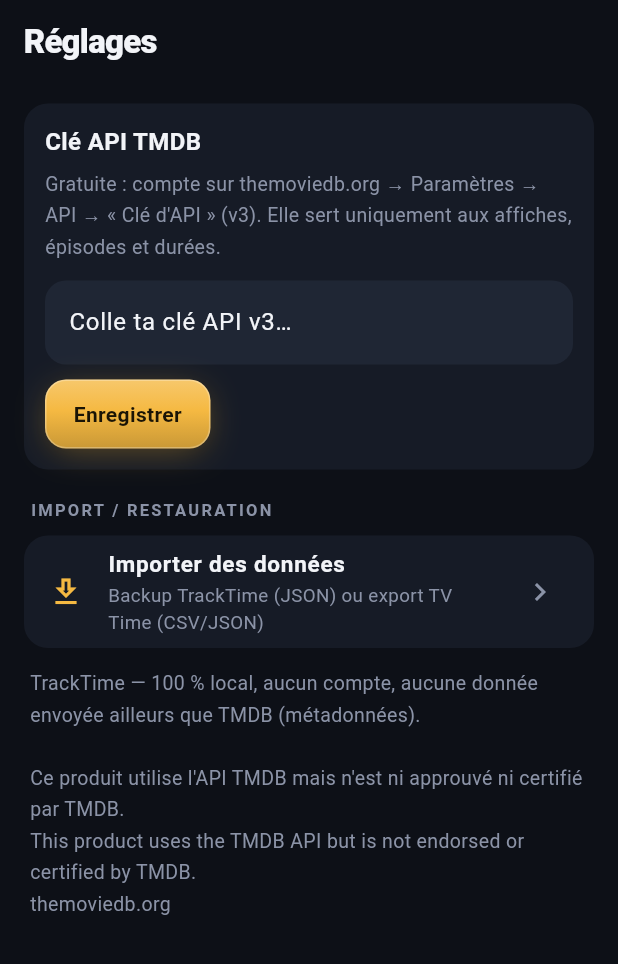
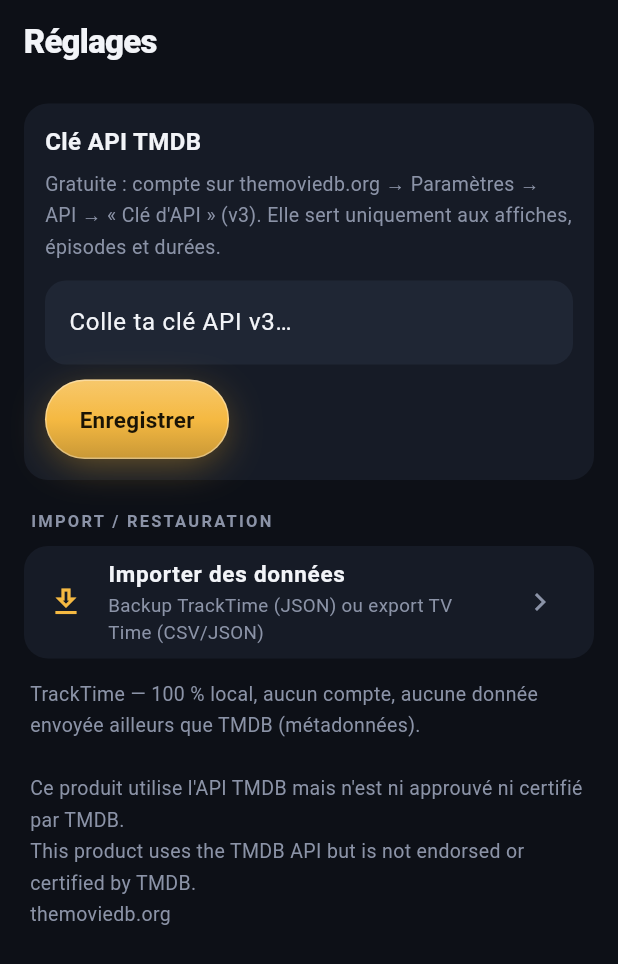
Before and after one commit to tom06700/tracktime, a Flutter app: the SettingsScreen screen opened by its route, on a phone screen of 412 x 824 dp. Shown: the top 964 px of the screen. Run offline on Flutter 3.47's test engine with Material 3 defaults, Android fonts, the phone set to English and light mode, and no system bars; our stand-ins replace drift, drift_flutter, file_picker, flutter_riverpod, flutter_sticky_header, go_router and 2 more; accounts and stored records are empty; generated files the repository leaves out were written again.

Commit message:
Boutons modernisés + correctif navigation épisode
- Boutons refaits en capsules (pilule) : ProminentGlassButton avec dégradé
  ambre vertical, reflet spéculaire et halo coloré ; GlassButton en capsule
  translucide nette ; flèches précédent/suivant en pilules
- Bug corrigé : changer d'épisode via les flèches (context.replace réutilise
  l'état) ne rechargeait pas le contenu → didUpdateWidget relance le
  chargement quand l'épisode change
- Build web /flutter/ régénéré

```diff
--- a/app/lib/widgets/glass.dart
+++ b/app/lib/widgets/glass.dart
@@ -250,11 +250,21 @@ class _GlassButtonState extends State<GlassButton> {
       onTap: widget.onPressed,
       child: Opacity(
         opacity: enabled ? 1 : 0.45,
-        child: GlassSurface(
-          borderRadius: 14,
-          blurSigma: 10,
-          tintOpacity: 0.16,
-          padding: const EdgeInsets.symmetric(horizontal: 18, vertical: 12),
+        child: Container(
+          padding: const EdgeInsets.symmetric(horizontal: 22, vertical: 14),
+          decoration: BoxDecoration(
+            // Capsule translucide claire, liseré net, léger relief.
+            borderRadius: BorderRadius.circular(100),
+            gradient: LinearGradient(
+              begin: Alignment.topCenter,
+              end: Alignment.bottomCenter,
+              colors: [
+                Colors.white.withValues(alpha: 0.14),
+                Colors.white.withValues(alpha: 0.06),
+              ],
+            ),
+            border: Border.all(color: Colors.white.withValues(alpha: 0.16)),
+          ),
           child: _ButtonLabel(
               icon: widget.icon, color: TtColors.text, child: widget.child),
         ),
@@ -302,34 +312,41 @@ class _ProminentGlassButtonState extends State<ProminentGlassButton> {
       onTap: widget.onPressed,
       child: Opacity(
         opacity: enabled ? 1 : 0.5,
-        child: Container(
-          padding: const EdgeInsets.symmetric(horizontal: 18, vertical: 12),
+        child: DecoratedBox(
+          // Halo coloré diffus derrière la capsule.
           decoration: BoxDecoration(
-            borderRadius: BorderRadius.circular(14),
-            gradient: LinearGradient(
-              begin: Alignment.topCenter,
-              end: Alignment.bottomCenter,
-              colors: [top, tint, bottom],
-              stops: const [0.0, 0.45, 1.0],
-            ),
-            border: Border.all(
-                color: Colors.white.withValues(alpha: 0.28), width: 1),
+            borderRadius: BorderRadius.circular(100),
             boxShadow: [
               BoxShadow(
-                color: Colors.black.withValues(alpha: 0.30),
-                blurRadius: 12,
-                offset: const Offset(0, 5),
+                color: Colors.black.withValues(alpha: 0.28),
+                blurRadius: 14,
+                offset: const Offset(0, 6),
               ),
               BoxShadow(
-                color: tint.withValues(alpha: _down ? 0.20 : 0.38),
-                blurRadius: 18,
-                spreadRadius: -3,
-                offset: const Offset(0, 4),
+                color: tint.withValues(alpha: _down ? 0.22 : 0.45),
+                blurRadius: 22,
+                spreadRadius: -4,
+                offset: const Offset(0, 6),
               ),
             ],
           ),
-          child:
-              _ButtonLabel(icon: widget.icon, color: onTint, child: widget.child),
+          child: Container(
+            padding: const EdgeInsets.symmetric(horizontal: 22, vertical: 15),
+            decoration: BoxDecoration(
+              // Capsule bombée : dégradé vertical + reflet spéculaire en haut.
+              borderRadius: BorderRadius.circular(100),
+              gradient: LinearGradient(
+                begin: Alignment.topCenter,
+                end: Alignment.bottomCenter,
+                colors: [top, tint, bottom],
+                stops: const [0.0, 0.5, 1.0],
+              ),
+              border: Border.all(
+                  color: Colors.white.withValues(alpha: 0.35), width: 1),
+            ),
+            child: _ButtonLabel(
+                icon: widget.icon, color: onTint, child: widget.child),
+          ),
         ),
       ),
     );
@@ -346,14 +363,18 @@ class _ButtonLabel extends StatelessWidget {
   @override
   Widget build(BuildContext context) {
     final text = DefaultTextStyle.merge(
-      style: TextStyle(fontSize: 14, fontWeight: FontWeight.w700, color: color),
+      style: TextStyle(
+          fontSize: 15,
+          fontWeight: FontWeight.w700,
+          letterSpacing: 0.2,
+          color: color),
       child: child,
     );
     if (icon == null) return Center(widthFactor: 1, child: text);
     return Row(
       mainAxisSize: MainAxisSize.min,
       children: [
-        Icon(icon, size: 18, color: color),
+        Icon(icon, size: 19, color: color),
         const SizedBox(width: 8),
         text,
       ],
```
Also changed, not shown: app/lib/screens/episode_detail_screen.dart (+53 -24 lines), 2 other files.
